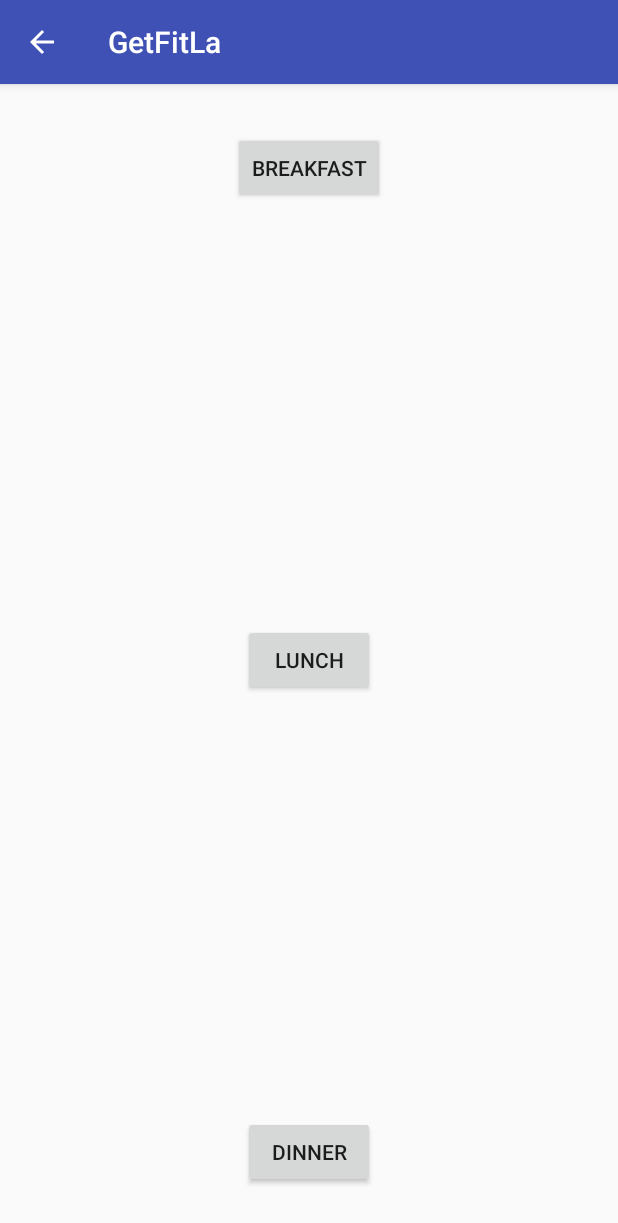
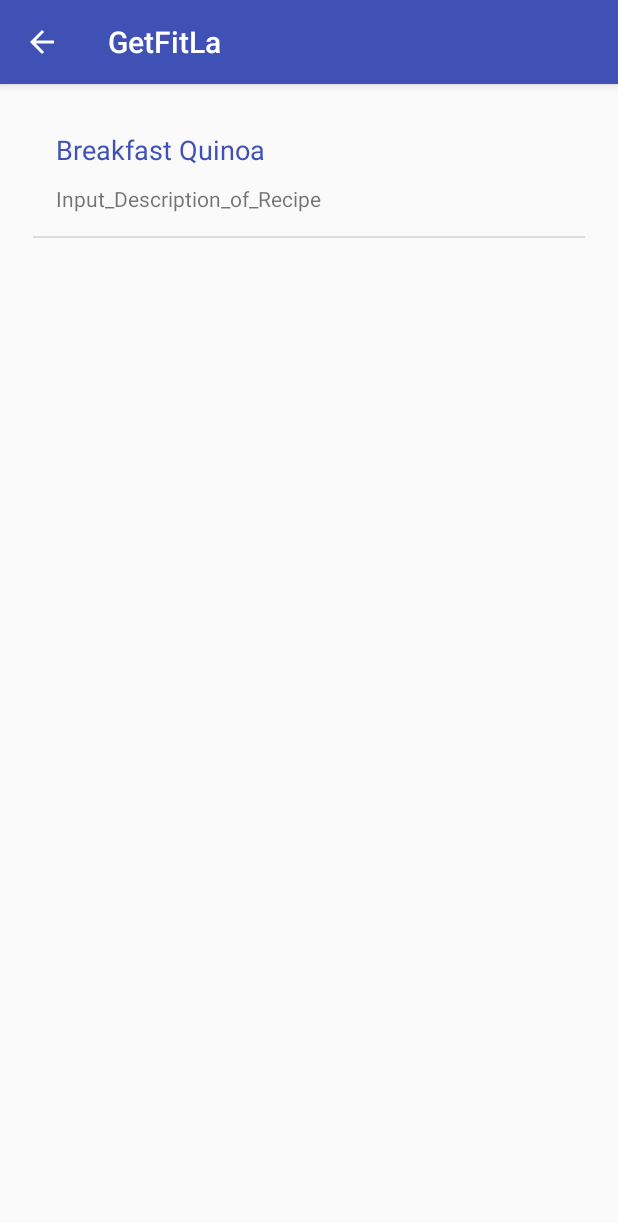
Before and after one commit to oxy-compsci/GetFitLA, an Android app: the NutritionActivity screen opened directly, with no data from a screen before it, on a phone screen of 412 x 824 dp. Shown: the top 1223 px of the screen. Run offline under Robolectric (Android 15) with nearby library versions, the light colour scheme and no system bars; Roboto replaces fonts that are not available here.

Commit message:
added hard-coded detail activity for Nutrition

```diff
--- a/GetFitLa/app/src/main/AndroidManifest.xml
+++ b/GetFitLa/app/src/main/AndroidManifest.xml
@@ -55,6 +55,9 @@
         <activity
             android:name=".ExerciseHardCode"
             android:parentActivityName=".ExerciseActivity"></activity>
+        <activity
+            android:name=".NutritionHardCode"
+            android:parentActivityName=".NutritionActivity" />
     </application>
 
 </manifest>
--- a/GetFitLa/app/src/main/java/team/getfitla/NutritionActivity.kt
+++ b/GetFitLa/app/src/main/java/team/getfitla/NutritionActivity.kt
@@ -1,12 +1,111 @@
 package team.getfitla
 
+import android.content.Context
+import android.content.Intent
+import android.os.Bundle
 import android.support.v7.app.AppCompatActivity
-import android.os.Bundle
+import android.util.Log
+import android.view.View
+import android.view.ViewGroup
+import android.widget.AdapterView
+import android.widget.BaseAdapter
+import android.widget.TextView
+import kotlinx.android.synthetic.main.activity_nutrition.*
+
+var nutrDescription: String = "Input_Description_of_Recipe"
 
 class NutritionActivity : AppCompatActivity() {
+
+    class Note {
+
+        var id: Int? = null
+        var title: String? = null
+        var content: String? = null
+
+        constructor(id: Int, title: String, content: String) {
+            this.id = id
+            this.title = title
+            this.content = content
+        }
+    }
+
+    private var nutrNotes = ArrayList<Note>()
+
+
 
     override fun onCreate(savedInstanceState: Bundle?) {
         super.onCreate(savedInstanceState)
         setContentView(R.layout.activity_nutrition)
+
+        nutrNotes.add(Note(0, "Breakfast Quinoa", nutrDescription))
+
+
+        var notesAdapter = NotesAdapter(this, nutrNotes)
+        nNotes.adapter = notesAdapter
+        nNotes.onItemClickListener = AdapterView.OnItemClickListener { adapterView, view, position, id ->
+            //Toast.makeText(this, "Click on " + listNotes[position].title, Toast.LENGTH_SHORT).show()
+            val nutrIntent = Intent(this, NutritionHardCode::class.java)
+            startActivity(nutrIntent)
+        }
+
+    }
+    inner class NotesAdapter : BaseAdapter {
+
+        private var notesList = ArrayList<NutritionActivity.Note>()
+        private var context: Context? = null
+
+        constructor(context: Context, notesList: ArrayList<NutritionActivity.Note>) : super() {
+            this.notesList = notesList
+            this.context = context
+        }
+
+        override fun getView(position: Int, convertView: View?, parent: ViewGroup?): View? {
+
+            val view: View
+            val vh: ViewHolder
+
+            if (convertView == null) {
+                view = layoutInflater.inflate(R.layout.note, parent, false)
+                vh = ViewHolder(view)
+                view.tag = vh
+                Log.i("JSA", "set Tag for ViewHolder, position: " + position)
+            } else {
+                view = convertView
+                vh = view.tag as ViewHolder
+            }
+
+            vh.tvTitle.text = notesList[position].title
+            vh.tvContent.text = notesList[position].content
+
+            return view
+        }
+
+        override fun getItem(position: Int): Any {
+            return notesList[position]
+        }
+
+        override fun getItemId(position: Int): Long {
+            return position.toLong()
+        }
+
+        override fun getCount(): Int {
+            return notesList.size
+        }
+    }
+
+    private class ViewHolder(view: View?) {
+        val tvTitle: TextView
+        val tvContent: TextView
+
+        init {
+            this.tvTitle = view?.findViewById<TextView>(R.id.tvTitle) as TextView
+            this.tvContent = view?.findViewById<TextView>(R.id.tvContent) as TextView
+        }
+
+        //  if you target API 26, you should change to:
+//        init {
+//            this.tvTitle = view?.findViewById<TextView>(R.id.tvTitle) as TextView
+//            this.tvContent = view?.findViewById<TextView>(R.id.tvContent) as TextView
+//        }
     }
 }
--- a/GetFitLa/app/src/main/res/layout/activity_nutrition.xml
+++ b/GetFitLa/app/src/main/res/layout/activity_nutrition.xml
@@ -4,38 +4,16 @@
     xmlns:tools="http://schemas.android.com/tools"
     android:layout_width="match_parent"
     android:layout_height="match_parent"
-    tools:context="team.getfitla.NutritionActivity">
+    tools:context="team.getfitla.ExerciseActivity">
 
-    <Button
-        android:id="@+id/button4"
-        android:layout_width="wrap_content"
-        android:layout_height="wrap_content"
-        android:layout_marginTop="32dp"
-        android:text="@string/button_breakfast"
-        app:layout_constraintEnd_toEndOf="parent"
-        app:layout_constraintHorizontal_bias="0.5"
-        app:layout_constraintStart_toStartOf="parent"
-        app:layout_constraintTop_toTopOf="parent" />
-
-    <Button
-        android:id="@+id/button5"
-        android:layout_width="wrap_content"
-        android:layout_height="wrap_content"
-        android:text="@string/button_lunch"
-        app:layout_constraintBottom_toTopOf="@+id/button6"
-        app:layout_constraintEnd_toEndOf="parent"
-        app:layout_constraintHorizontal_bias="0.5"
-        app:layout_constraintStart_toStartOf="parent"
-        app:layout_constraintTop_toBottomOf="@+id/button4" />
-
-    <Button
-        android:id="@+id/button6"
-        android:layout_width="wrap_content"
-        android:layout_height="wrap_content"
-        android:layout_marginBottom="32dp"
-        android:text="@string/button_dinner"
-        app:layout_constraintBottom_toBottomOf="parent"
-        app:layout_constraintEnd_toEndOf="parent"
-        app:layout_constraintHorizontal_bias="0.5"
-        app:layout_constraintStart_toStartOf="parent" />
+    <ListView
+        android:layout_width="368dp"
+        android:layout_height="495dp"
+        android:layout_marginTop="16dp"
+        android:id="@+id/nNotes"
+        app:layout_constraintLeft_toLeftOf="parent"
+        app:layout_constraintRight_toRightOf="parent"
+        app:layout_constraintTop_toTopOf="parent"
+        tools:layout_editor_absoluteX="8dp"
+        tools:layout_editor_absoluteY="8dp" />
 </android.support.constraint.ConstraintLayout>
```
Also changed, not shown: GetFitLa/app/src/main/java/team/getfitla/NutritionHardCode.kt (added, +12 -0 lines), GetFitLa/app/src/main/res/layout/activity_nutrition_hard_code.xml (added, +50 -0 lines), GetFitLa/app/src/main/res/drawable/quinoa.png (added).
